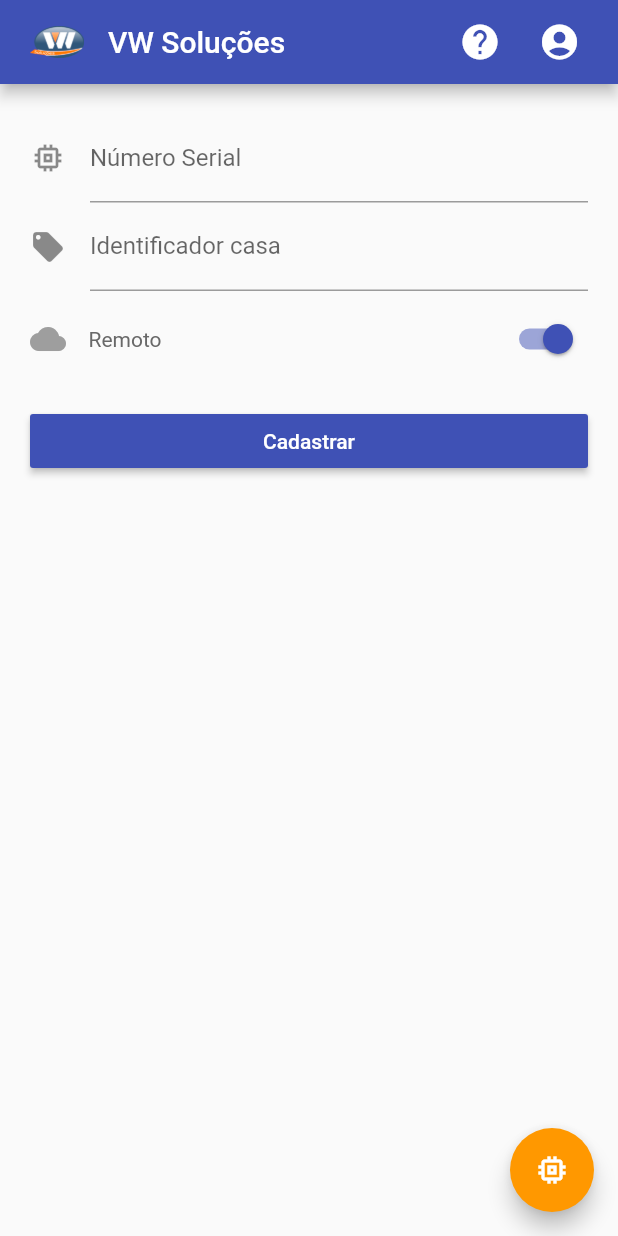
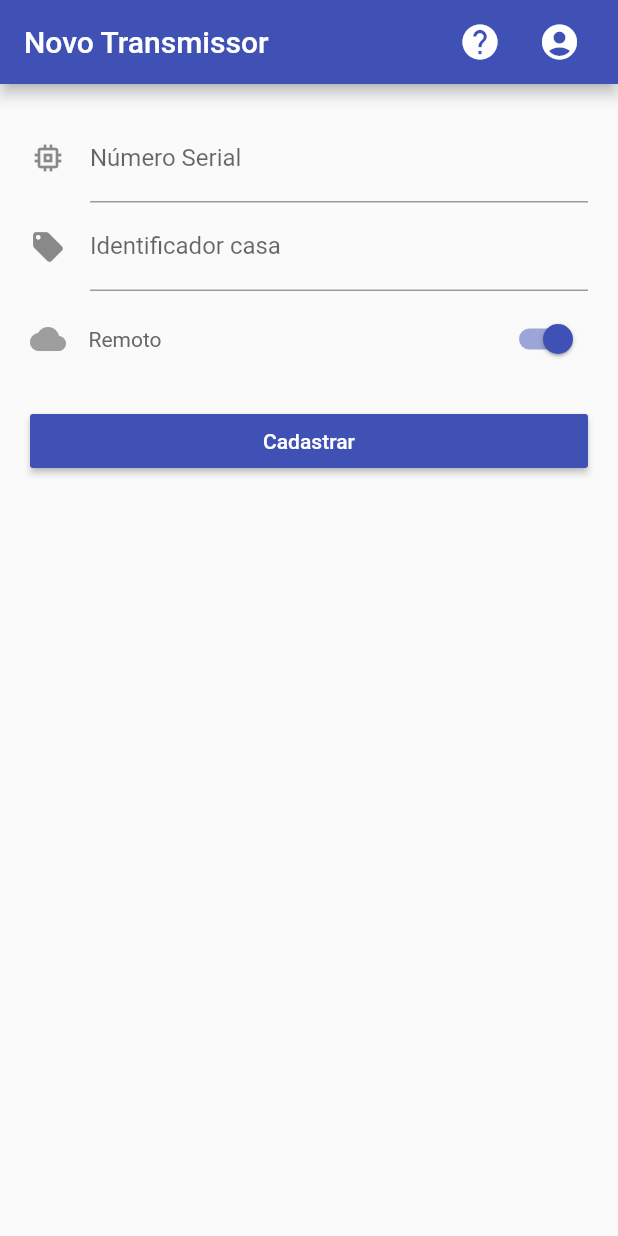
Before and after one commit to marocama/vwwifi_app, a Flutter app: the InsertTransmitter screen opened directly, on a phone screen of 412 x 824 dp. Run offline on Flutter 3.47's test engine with Material 2 defaults, Android fonts, the phone set to English and light mode, and no system bars.

Commit message:
Alteraçoes dia 02/06

```diff
--- a/lib/screens/newTransmitter.dart
+++ b/lib/screens/newTransmitter.dart
@@ -16,11 +16,7 @@ class _InsertTransmitterState extends State<InsertTransmitter> {
     return Scaffold(
 
       appBar: AppBar(
-        leading: Container(
-          margin: EdgeInsets.only(left: 20.0),
-          child: Image.asset('assets/images/logoVW.png'),
-        ),
-        title: Text('VW Soluções'),
+        title: Text('Novo Transmissor'),
         actions: <Widget>[
           Icon(Icons.help, size: 28, semanticLabel: 'Ajuda'),
           Padding(
@@ -100,13 +96,6 @@ class _InsertTransmitterState extends State<InsertTransmitter> {
           ],
         ),
       ),
-
-      floatingActionButton: FloatingActionButton(
-        onPressed: () => setState(() => _count++),
-        tooltip: 'Enviar',
-        backgroundColor: Colors.orange,
-        child: const Icon(Icons.memory),
-      ),
     );
   }
 }
--- a/lib/screens/sendCommand.dart
+++ b/lib/screens/sendCommand.dart
@@ -15,11 +15,6 @@ class _SendCommandState extends State<SendCommand> {
     return Scaffold(
 
       appBar: AppBar(
-        leading: Container(
-          margin: EdgeInsets.only(left: 20.0),
-          child: Image.asset('assets/images/logoVW.png'),
-        ),
-        title: Text('VW Soluções'),
         actions: <Widget>[
           Icon(Icons.help, size: 28, semanticLabel: 'Ajuda'),
           Padding(
```
Also changed, not shown: lib/main.dart (+15 -7 lines), lib/screens/listTransmitters.dart (+13 -2 lines), lib/screens/manageTransmitter.dart (+11 -11 lines), 1 other file.
